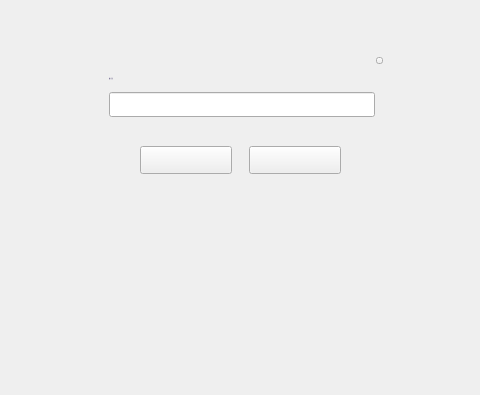
Before: the Qt Designer form LNKWallet/multisig/AddPubKeyDialog.ui in HcashOrg/hx-indicator, drawn with Qt 5; both pictures show x 241 to 721 and y 148 to 543 of the 960 by 543 pixel window.
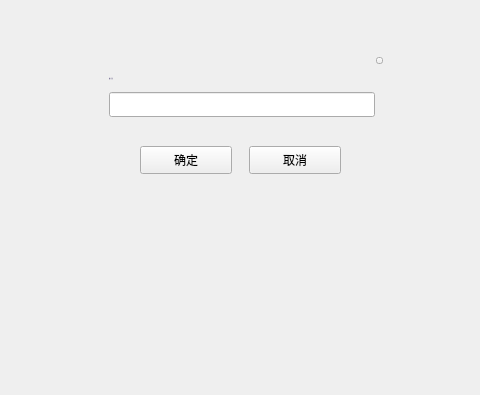
After: the same form once the commit is applied.

What changed in the file:
```diff
--- a/LNKWallet/multisig/AddPubKeyDialog.ui
+++ b/LNKWallet/multisig/AddPubKeyDialog.ui
@@ -47,7 +47,7 @@
       <string notr="true"/>
      </property>
      <property name="text">
-      <string/>
+      <string>取消</string>
      </property>
     </widget>
     <widget class="QToolButton" name="okBtn">
@@ -66,7 +66,7 @@
       <string notr="true"/>
      </property>
      <property name="text">
-      <string/>
+      <string>确定</string>
      </property>
     </widget>
     <widget class="QLabel" name="tipLabel">
```
